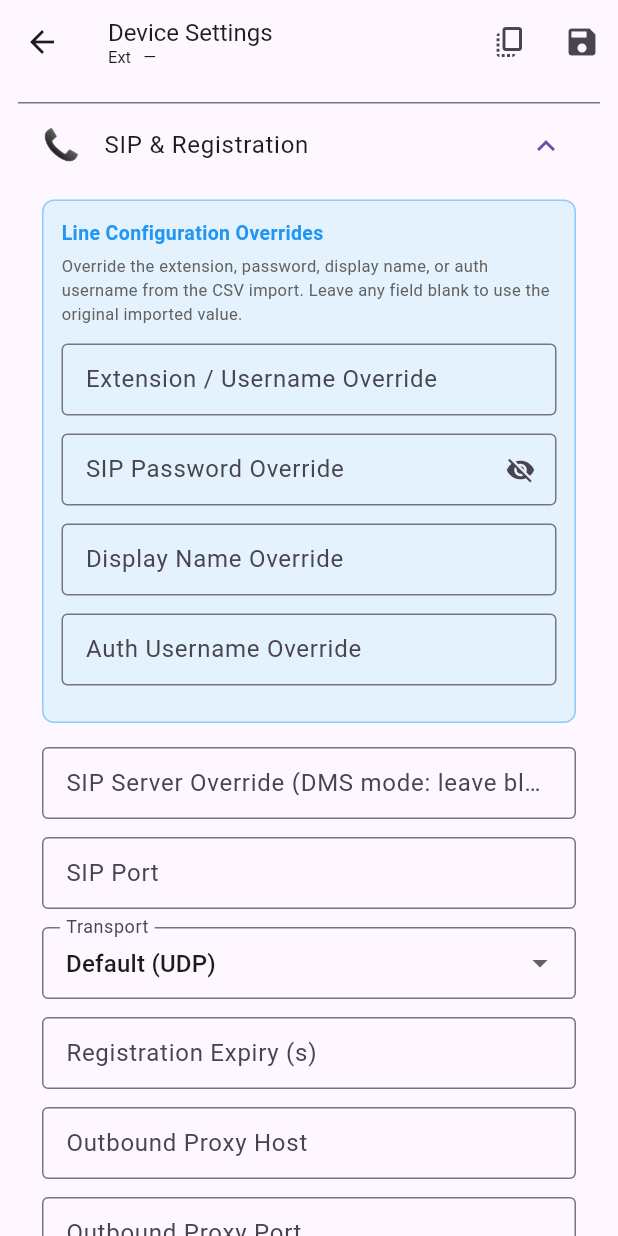
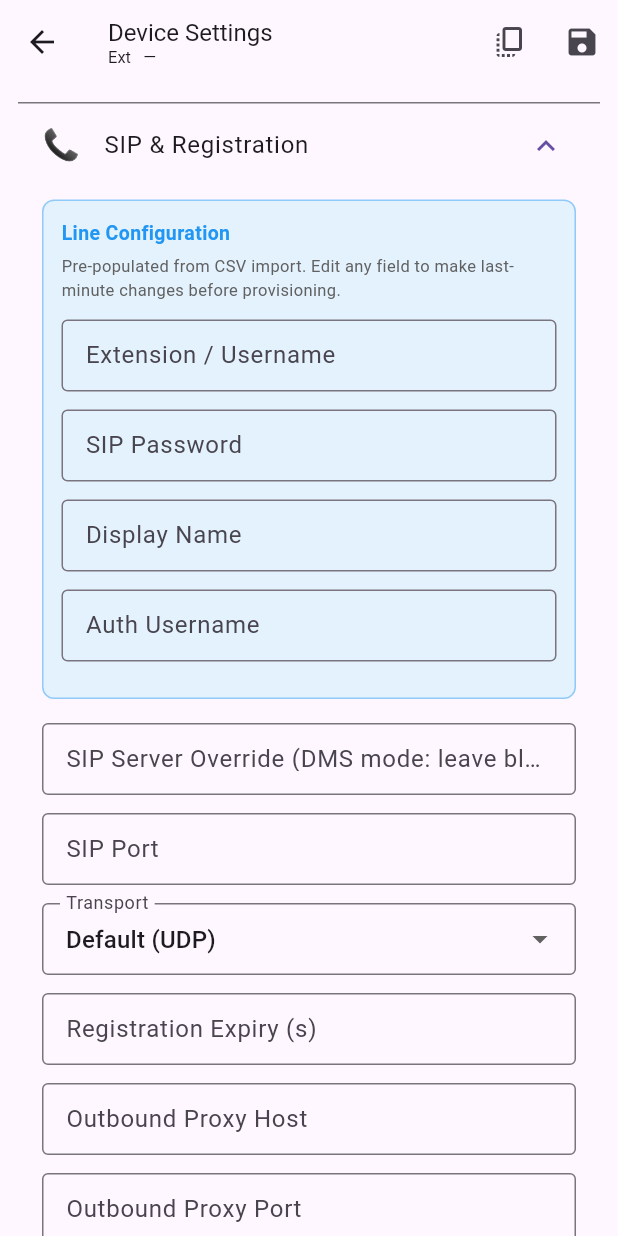
Before and after one commit to Ezra90/Pocket-Provisioner, a Flutter app: the DeviceSettingsEditorScreen screen opened directly with empty values, after a tap on "SIP & Registration", on a phone screen of 412 x 824 dp. Run offline on Flutter 3.47's test engine with Material 3 defaults, Android fonts, the phone set to English and light mode, and no system bars; our stand-ins replace csv, file_picker, mustache_template, open_filex, package_info_plus, permission_handler and 5 more; missing offline and left inert: excel, mobile_scanner, network_info_plus, shelf_router; accounts and stored records are empty; network calls fail; statements that could not run were skipped.

Commit message:
Pre-populate CSV fields in Device Settings for editing before provisioning
Co-authored-by: Ezra90 <38937043+Ezra90@users.noreply.github.com>

```diff
--- a/lib/screens/dashboard_screen.dart
+++ b/lib/screens/dashboard_screen.dart
@@ -699,11 +699,18 @@ class _DashboardScreenState extends State<DashboardScreen> {
           }
         }
 
+        // Apply line-level overrides from device settings
+        final effectiveExtension = ds?.extensionOverride ?? device.extension;
+        final effectivePassword = ds?.passwordOverride ?? device.secret;
+        final effectiveDisplayName = ds?.displayNameOverride ?? device.label;
+        final effectiveAuthUsername = ds?.authUsernameOverride ?? effectiveExtension;
+
         final variables = MustacheRenderer.buildVariables(
           macAddress: device.macAddress!,
-          extension: device.extension,
-          displayName: device.label,
-          secret: device.secret,
+          extension: effectiveExtension,
+          displayName: effectiveDisplayName,
+          secret: effectivePassword,
+          authUsername: effectiveAuthUsername,
           model: device.model,
           sipServer: gs.resolveSipServer(ds?.sipServer),
           provisioningUrl: gs.resolveProvisioningUrl(
--- a/lib/screens/device_settings_editor_screen.dart
+++ b/lib/screens/device_settings_editor_screen.dart
@@ -73,12 +73,11 @@ class _DeviceSettingsEditorScreenState
   late final TextEditingController _backupServerCtrl;
   late final TextEditingController _backupPortCtrl;
 
-  // Line-level overrides
+  // Line-level configuration (pre-populated from CSV)
   late final TextEditingController _extensionOverrideCtrl;
   late final TextEditingController _passwordOverrideCtrl;
   late final TextEditingController _displayNameOverrideCtrl;
   late final TextEditingController _authUsernameOverrideCtrl;
-  bool _showPasswordOverride = false;
 
   // Display & Audio
   String? _wallpaper;
@@ -173,11 +172,16 @@ class _DeviceSettingsEditorScreenState
         TextEditingController(text: s?.outboundProxyPort ?? '');
     _backupServerCtrl = TextEditingController(text: s?.backupServer ?? '');
     _backupPortCtrl = TextEditingController(text: s?.backupPort ?? '');
-    // Line-level overrides
-    _extensionOverrideCtrl = TextEditingController(text: s?.extensionOverride ?? '');
-    _passwordOverrideCtrl = TextEditingController(text: s?.passwordOverride ?? '');
-    _displayNameOverrideCtrl = TextEditingController(text: s?.displayNameOverride ?? '');
-    _authUsernameOverrideCtrl = TextEditingController(text: s?.authUsernameOverride ?? '');
+    // Line-level overrides - pre-populate with CSV values if no override is saved
+    _extensionOverrideCtrl = TextEditingController(
+        text: s?.extensionOverride ?? widget.extension);
+    _passwordOverrideCtrl = TextEditingController(
+        text: s?.passwordOverride ?? widget.secret ?? '');
+    _displayNameOverrideCtrl = TextEditingController(
+        text: s?.displayNameOverride ??
+            (widget.label.isNotEmpty ? widget.label : widget.extension));
+    _authUsernameOverrideCtrl = TextEditingController(
+        text: s?.authUsernameOverride ?? widget.extension);
     _ringtone = s?.ringtone;
     _screensaverTimeoutCtrl =
         TextEditingController(text: s?.screensaverTimeout ?? '');
@@ -873,7 +877,7 @@ class _DeviceSettingsEditorScreenState
                     const EdgeInsets.fromLTRB(16, 8, 16, 8),
                 child: Column(
                   children: [
-                    // Line-level overrides section
+                    // Line-level configuration section
                     Container(
                       margin: const EdgeInsets.only(bottom: 16),
                       padding: const EdgeInsets.all(12),
@@ -886,7 +890,7 @@ class _DeviceSettingsEditorScreenState
                         crossAxisAlignment: CrossAxisAlignment.start,
                         children: [
                           const Text(
-                            'Line Configuration Overrides',
+                            'Line Configuration',
                             style: TextStyle(
                               fontWeight: FontWeight.bold,
                               fontSize: 13,
@@ -895,25 +899,15 @@ class _DeviceSettingsEditorScreenState
                           ),
                           const SizedBox(height: 4),
                           Text(
-                            'Override the extension, password, display name, or auth username from the CSV import. '
-                            'Leave any field blank to use the original imported value.',
+                            'Pre-populated from CSV import. '
+                            'Edit any field to make last-minute changes before provisioning.',
                             style: TextStyle(fontSize: 11, color: Colors.grey.shade700),
                           ),
                           const SizedBox(height: 12),
-                          _field(_extensionOverrideCtrl, 'Extension / Username Override',
-                              hint: 'Default: ${widget.extension}'),
-                          _field(_passwordOverrideCtrl, 'SIP Password Override',
-                              hint: widget.secret != null && widget.secret!.isNotEmpty
-                                  ? 'Default: ${'•' * widget.secret!.length.clamp(4, 12)}'
-                                  : 'Default: (not set)',
-                              obscure: true,
-                              showPassword: _showPasswordOverride,
-                              onTogglePassword: () => setState(
-                                  () => _showPasswordOverride = !_showPasswordOverride)),
-                          _field(_displayNameOverrideCtrl, 'Display Name Override',
-                              hint: 'Default: ${widget.label.isNotEmpty ? widget.label : widget.extension}'),
-                          _field(_authUsernameOverrideCtrl, 'Auth Username Override',
-                              hint: 'Default: same as extension'),
+                          _field(_extensionOverrideCtrl, 'Extension / Username'),
+                          _field(_passwordOverrideCtrl, 'SIP Password'),
+                          _field(_displayNameOverrideCtrl, 'Display Name'),
+                          _field(_authUsernameOverrideCtrl, 'Auth Username'),
                         ],
                       ),
                     ),
```
